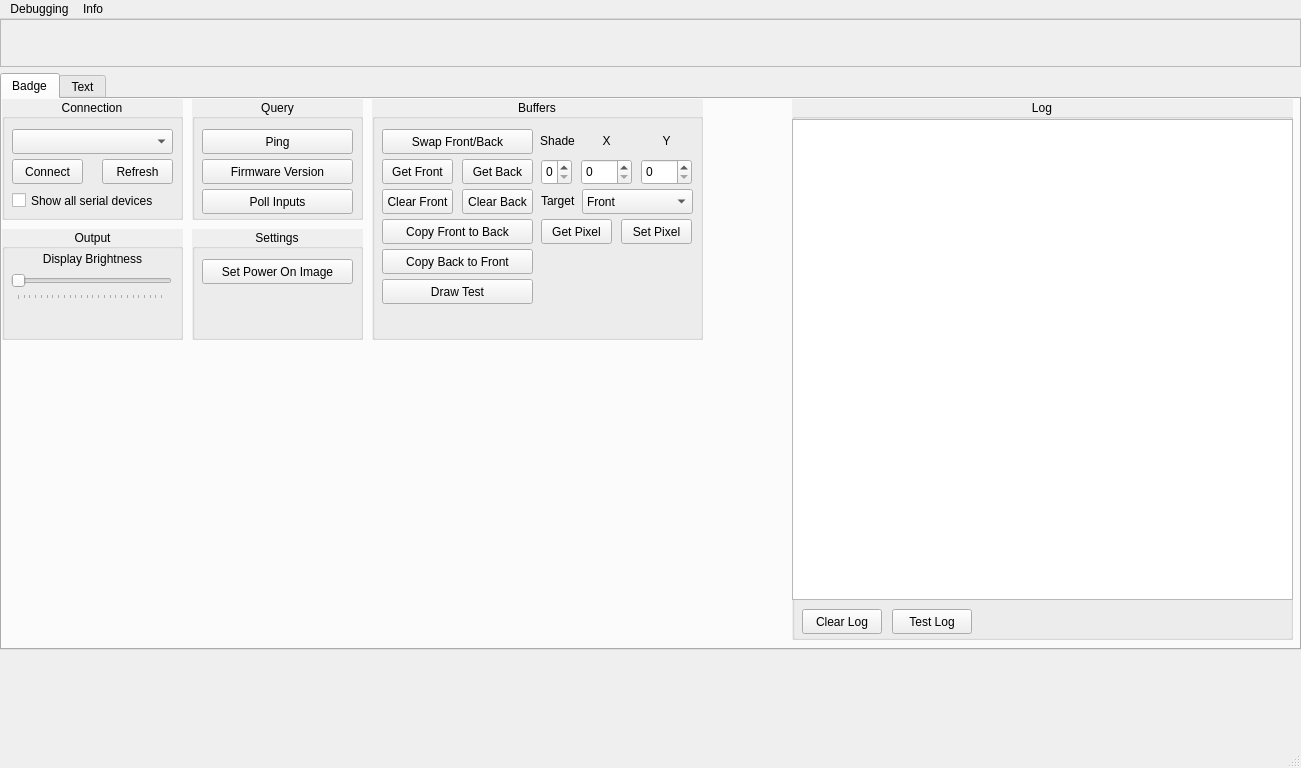
First picture: the form in LedBadgeQt/mainwindow.ui, repository J0w03L/LedBadge, before the edit.
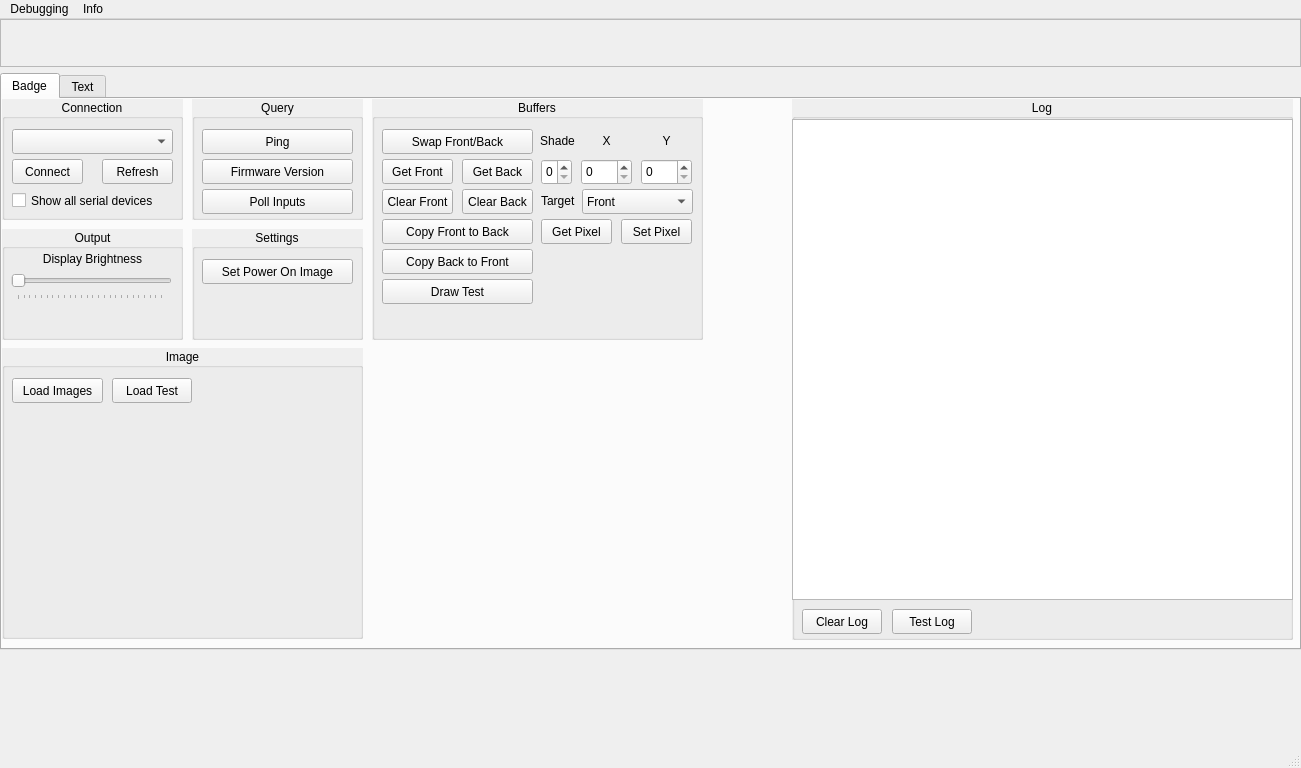
Second picture: the form after the edit.

Patch:
```diff
--- a/LedBadgeQt/mainwindow.ui
+++ b/LedBadgeQt/mainwindow.ui
@@ -755,6 +755,51 @@
           </property>
          </widget>
         </widget>
+        <widget class="QGroupBox" name="imageGroupBox">
+         <property name="geometry">
+          <rect>
+           <x>0</x>
+           <y>249</y>
+           <width>361</width>
+           <height>291</height>
+          </rect>
+         </property>
+         <property name="autoFillBackground">
+          <bool>true</bool>
+         </property>
+         <property name="title">
+          <string>Image</string>
+         </property>
+         <property name="alignment">
+          <set>Qt::AlignCenter</set>
+         </property>
+         <widget class="QPushButton" name="imageLoadImagesButton">
+          <property name="geometry">
+           <rect>
+            <x>10</x>
+            <y>30</y>
+            <width>91</width>
+            <height>25</height>
+           </rect>
+          </property>
+          <property name="text">
+           <string>Load Images</string>
+          </property>
+         </widget>
+         <widget class="QPushButton" name="imageLoadTestButton">
+          <property name="geometry">
+           <rect>
+            <x>110</x>
+            <y>30</y>
+            <width>80</width>
+            <height>25</height>
+           </rect>
+          </property>
+          <property name="text">
+           <string>Load Test</string>
+          </property>
+         </widget>
+        </widget>
        </widget>
        <widget class="QWidget" name="tabText">
         <attribute name="title">
```
Left out of the diff: 2 changed lines with no effect on the pictures.
